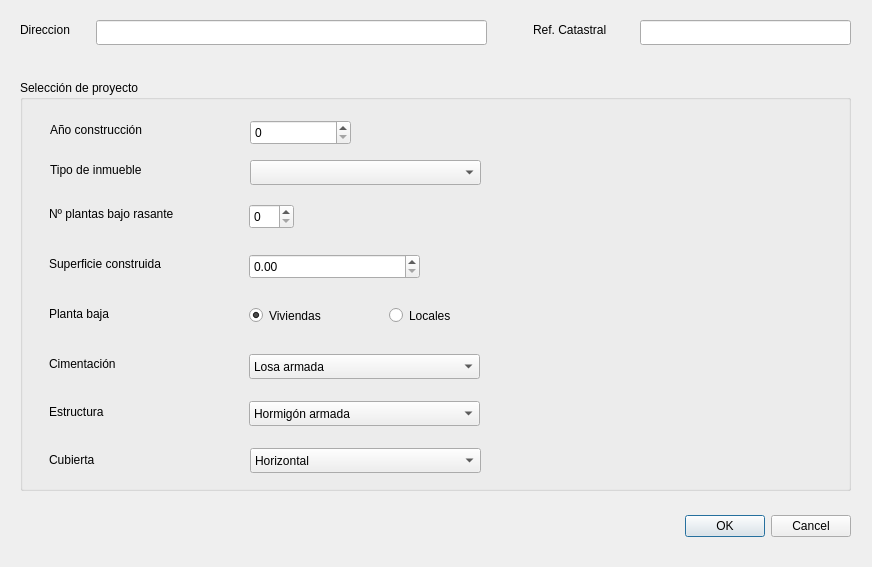
The window that Ui_ProyectoForm.ui (rubenmarrufo/herevea) describes before a commit, drawn with Qt 5.
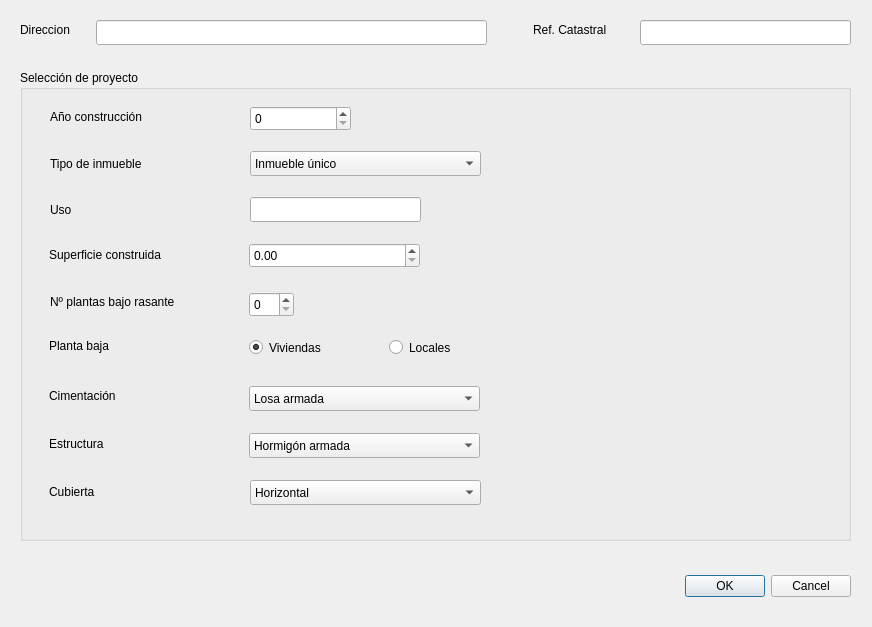
The same window after the commit. Icons and pictures are not drawn.

Commit message: Implemented full parsing of callejero and set proyecto form

Diff of the .ui file:
```diff
--- a/Ui_ProyectoForm.ui
+++ b/Ui_ProyectoForm.ui
@@ -7,7 +7,7 @@
     <x>0</x>
     <y>0</y>
     <width>872</width>
-    <height>567</height>
+    <height>627</height>
    </rect>
   </property>
   <property name="windowTitle">
@@ -21,7 +21,7 @@
    <property name="geometry">
     <rect>
      <x>510</x>
-     <y>510</y>
+     <y>570</y>
      <width>341</width>
      <height>32</height>
     </rect>
@@ -89,9 +89,9 @@
    <property name="geometry">
     <rect>
      <x>20</x>
-     <y>80</y>
+     <y>70</y>
      <width>831</width>
-     <height>411</height>
+     <height>471</height>
     </rect>
    </property>
    <property name="title">
@@ -101,7 +101,7 @@
     <property name="geometry">
      <rect>
       <x>230</x>
-      <y>368</y>
+      <y>410</y>
       <width>231</width>
       <height>25</height>
      </rect>
@@ -121,7 +121,7 @@
     <property name="geometry">
      <rect>
       <x>369</x>
-      <y>224</y>
+      <y>266</y>
       <width>119</width>
       <height>23</height>
      </rect>
@@ -134,7 +134,7 @@
     <property name="geometry">
      <rect>
       <x>29</x>
-      <y>322</y>
+      <y>364</y>
       <width>141</width>
       <height>19</height>
      </rect>
@@ -147,7 +147,7 @@
     <property name="geometry">
      <rect>
       <x>229</x>
-      <y>174</y>
+      <y>173</y>
       <width>171</width>
       <height>25</height>
      </rect>
@@ -157,7 +157,7 @@
     <property name="geometry">
      <rect>
       <x>29</x>
-      <y>274</y>
+      <y>316</y>
       <width>141</width>
       <height>19</height>
      </rect>
@@ -169,8 +169,8 @@
    <widget class="QLabel" name="label">
     <property name="geometry">
      <rect>
-      <x>29</x>
-      <y>124</y>
+      <x>30</x>
+      <y>222</y>
       <width>181</width>
       <height>19</height>
      </rect>
@@ -183,7 +183,7 @@
     <property name="geometry">
      <rect>
       <x>229</x>
-      <y>224</y>
+      <y>266</y>
       <width>119</width>
       <height>23</height>
      </rect>
@@ -199,7 +199,7 @@
     <property name="geometry">
      <rect>
       <x>29</x>
-      <y>370</y>
+      <y>412</y>
       <width>141</width>
       <height>19</height>
      </rect>
@@ -212,7 +212,7 @@
     <property name="geometry">
      <rect>
       <x>229</x>
-      <y>274</y>
+      <y>316</y>
       <width>231</width>
       <height>25</height>
      </rect>
@@ -237,7 +237,7 @@
     <property name="geometry">
      <rect>
       <x>229</x>
-      <y>321</y>
+      <y>363</y>
       <width>231</width>
       <height>25</height>
      </rect>
@@ -252,7 +252,7 @@
     <property name="geometry">
      <rect>
       <x>29</x>
-      <y>224</y>
+      <y>266</y>
       <width>181</width>
       <height>19</height>
      </rect>
@@ -265,7 +265,7 @@
     <property name="geometry">
      <rect>
       <x>229</x>
-      <y>124</y>
+      <y>222</y>
       <width>45</width>
       <height>25</height>
      </rect>
@@ -278,7 +278,7 @@
     <property name="geometry">
      <rect>
       <x>29</x>
-      <y>174</y>
+      <y>175</y>
       <width>181</width>
       <height>19</height>
      </rect>
@@ -291,7 +291,7 @@
     <property name="geometry">
      <rect>
       <x>30</x>
-      <y>40</y>
+      <y>37</y>
       <width>141</width>
       <height>19</height>
      </rect>
@@ -304,7 +304,7 @@
     <property name="geometry">
      <rect>
       <x>230</x>
-      <y>40</y>
+      <y>36</y>
       <width>101</width>
       <height>25</height>
      </rect>
@@ -317,7 +317,7 @@
     <property name="geometry">
      <rect>
       <x>30</x>
-      <y>80</y>
+      <y>84</y>
       <width>141</width>
       <height>19</height>
      </rect>
@@ -330,10 +330,46 @@
     <property name="geometry">
      <rect>
       <x>230</x>
-      <y>80</y>
+      <y>81</y>
       <width>231</width>
       <height>25</height>
      </rect>
+    </property>
+    <item>
+     <property name="text">
+      <string>Inmueble único</string>
+     </property>
+    </item>
+    <item>
+     <property name="text">
+      <string>División horizontal</string>
+     </property>
+    </item>
+   </widget>
+   <widget class="QLabel" name="label_9">
+    <property name="geometry">
+     <rect>
+      <x>30</x>
+      <y>130</y>
+      <width>68</width>
+      <height>19</height>
+     </rect>
+    </property>
+    <property name="text">
+     <string>Uso</string>
+    </property>
+   </widget>
+   <widget class="QLineEdit" name="tbxUso">
+    <property name="geometry">
+     <rect>
+      <x>230</x>
+      <y>127</y>
+      <width>171</width>
+      <height>25</height>
+     </rect>
+    </property>
+    <property name="readOnly">
+     <bool>true</bool>
     </property>
    </widget>
   </widget>
```
Left out of the diff: 10 changed lines with no effect on the pictures. The commit also changes 18 other files.
